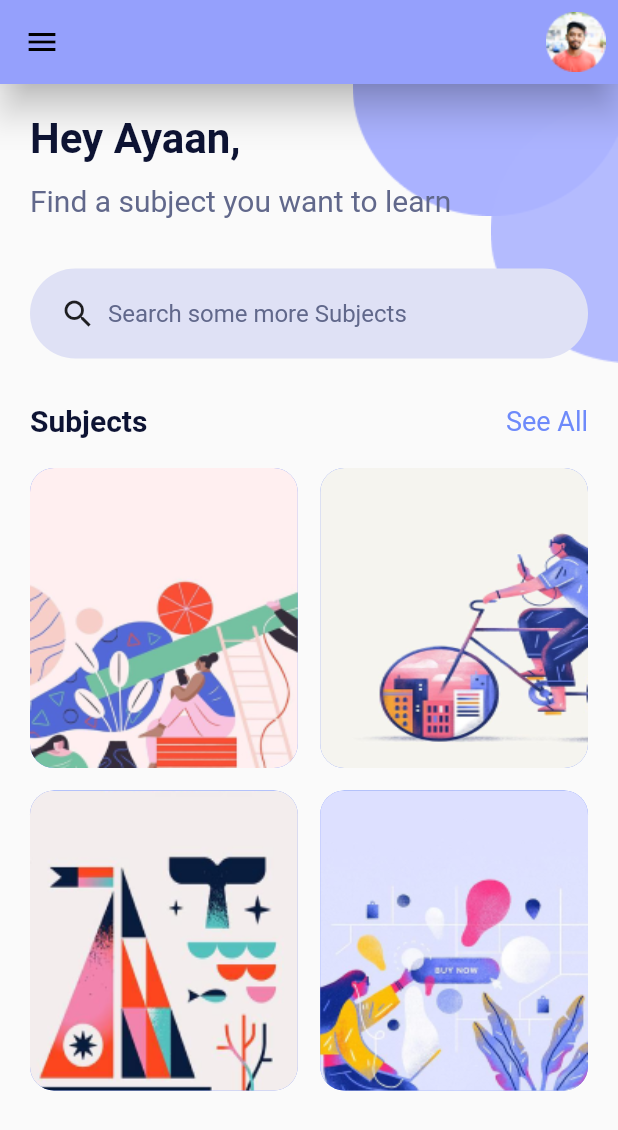
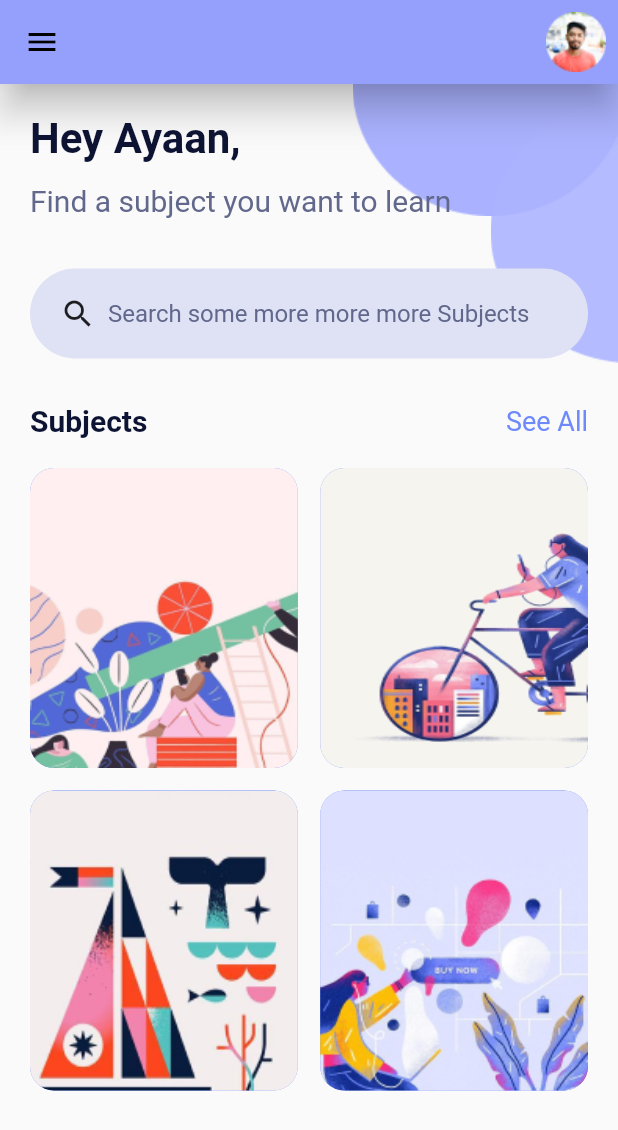
Before and after one commit to AGit-com/flutter_course, a Flutter app: the screen it shows after launch, on a phone screen of 412 x 824 dp. Shown: the top 1130 px of the screen. Run offline on Flutter 3.47's test engine with Material 2 defaults, Android fonts, the phone set to English and light mode, and no system bars; our stand-ins replace flutter_svg, hexcolor.

Commit message:
changing search dialog

```diff
--- a/lib/main.dart
+++ b/lib/main.dart
@@ -119,7 +119,7 @@ class HomeScreen extends StatelessWidget {
                           Padding(
                             padding: const EdgeInsets.all(8.0),
                             child: Text(
-                              "Search some more Subjects",
+                              "Search some more more more Subjects",
                               style: TextStyle(
                                   fontSize: 16, color: Color(0xFF61688B)),
                             ),
```
